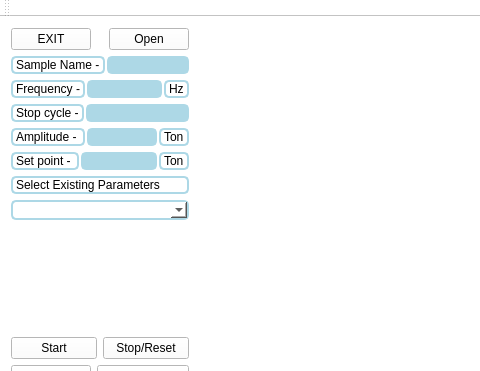
Above: mainwindow.ui from chethanpunisher/qtProject1 before the change; both pictures show x 0 to 480 and y 0 to 371 of the 953 by 519 pixel window. Below: the same form after it.
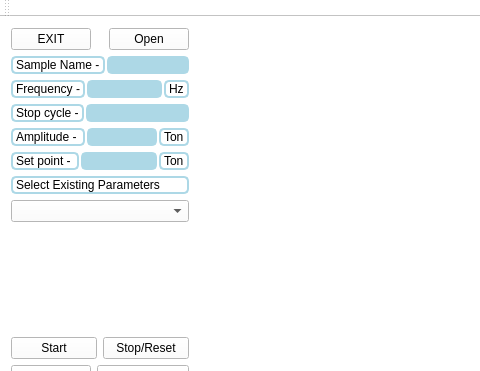
That is the form after the change.

```diff
--- a/mainwindow.ui
+++ b/mainwindow.ui
@@ -239,11 +239,7 @@
          </widget>
         </item>
         <item>
-         <widget class="QComboBox" name="comboBox_existingParamSelec">
-          <property name="styleSheet">
-           <string notr="true">border: 2px  solid lightblue; border-radius: 5px</string>
-          </property>
-         </widget>
+         <widget class="QComboBox" name="comboBox_existingParamSelec"/>
         </item>
         <item>
          <spacer name="verticalSpacer">
```
Left out of the diff: 2 changed lines with no effect on the pictures.
